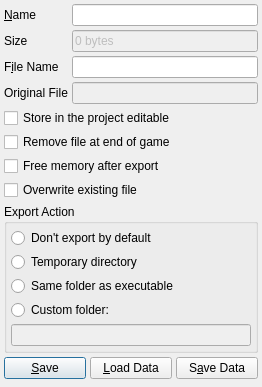
Before: the Qt Designer form Editors/IncludeEditor.ui in enigma-dev/RadialGM, drawn with Qt 5.
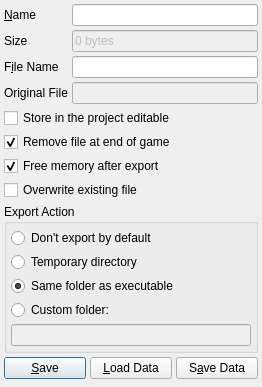
After: the same form once the commit is applied. Icons and pictures are not drawn.

Commit message: set defaults

Diff of the .ui file:
```diff
--- a/Editors/IncludeEditor.ui
+++ b/Editors/IncludeEditor.ui
@@ -119,6 +119,9 @@
      <property name="text">
       <string>Remove file at end of game</string>
      </property>
+     <property name="checked">
+      <bool>true</bool>
+     </property>
     </widget>
    </item>
    <item row="6" column="0" colspan="2">
@@ -126,6 +129,9 @@
      <property name="text">
       <string>Free memory after export</string>
      </property>
+     <property name="checked">
+      <bool>true</bool>
+     </property>
     </widget>
    </item>
    <item row="7" column="0" colspan="2">
@@ -181,6 +187,9 @@
         <property name="text">
          <string>Same folder as executable</string>
         </property>
+        <property name="checked">
+         <bool>true</bool>
+        </property>
         <attribute name="buttonGroup">
          <string notr="true">buttonGroup</string>
         </attribute>
```
Left out of the diff: 3 changed lines with no effect on the pictures.
